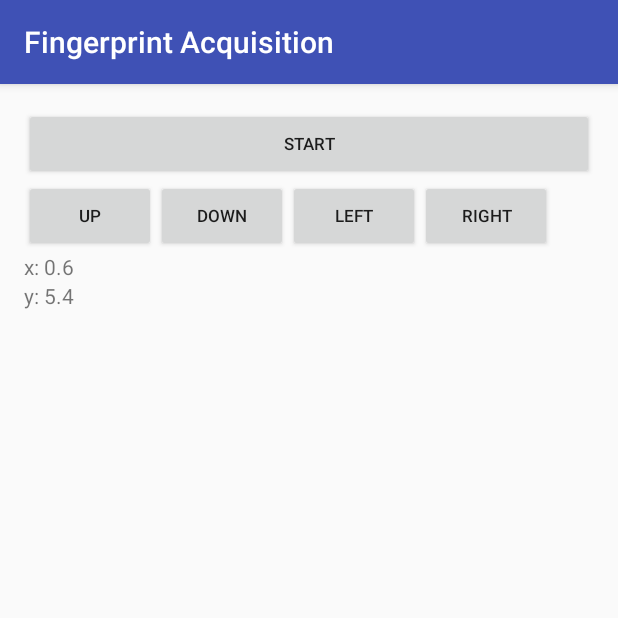
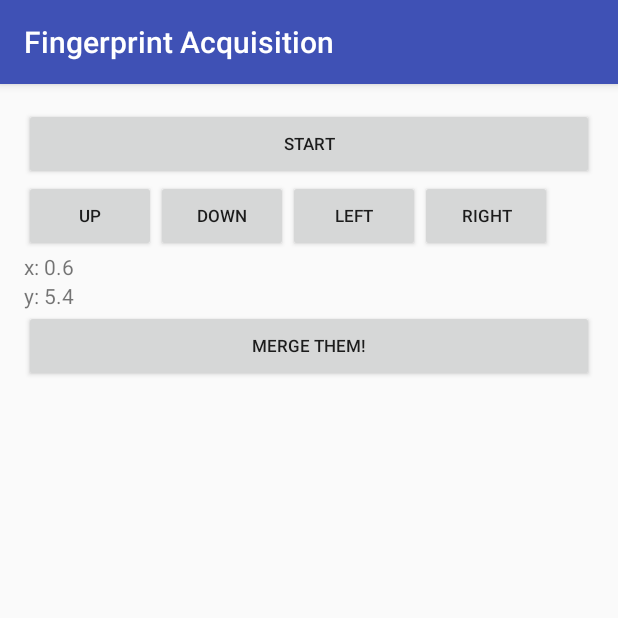
Before and after one commit to wnlab-isti/PrettyIndoor, an Android app: the AcquisitionActivity screen opened directly, with no data from a screen before it, on a phone screen of 412 x 824 dp, the top half of it. Run offline under Robolectric (Android 15) with nearby library versions, the phone set to English and light mode, and no system bars; 1 statement that could not run was skipped.

```diff
--- a/app/src/main/java/it/cnr/isti/wnlab/indoornavigation/androidapp/fingerprint/FingerprintAcquisitionActivity.java
+++ b/app/src/main/java/it/cnr/isti/wnlab/indoornavigation/androidapp/fingerprint/AcquisitionActivity.java
@@ -32,7 +32,7 @@ import it.cnr.isti.wnlab.indoornavigation.androidapp.Logger;
 import it.cnr.isti.wnlab.indoornavigation.observer.DataEmitter;
 import it.cnr.isti.wnlab.indoornavigation.observer.Emitter;
 
-public class FingerprintAcquisitionActivity extends AppCompatActivity implements View.OnClickListener {
+public class AcquisitionActivity extends AppCompatActivity implements View.OnClickListener {
 
     // Observers map
     private Map<DataEmitter, File> mEmitters;
@@ -46,10 +46,6 @@ public class FingerprintAcquisitionActivity extends AppCompatActivity implements
 
     // GUI
     private Button mStartButton;
-    private Button mUpButton;
-    private Button mDownButton;
-    private Button mLeftButton;
-    private Button mRightButton;
     private TextView mViewX;
     private TextView mViewY;
 
@@ -75,10 +71,10 @@ public class FingerprintAcquisitionActivity extends AppCompatActivity implements
         mStartButton.setOnClickListener(this);
 
         // Directional buttons
-        (mUpButton = (Button) findViewById(R.id.btn_up)).setOnClickListener(this);
-        (mDownButton = (Button) findViewById(R.id.btn_down)).setOnClickListener(this);
-        (mLeftButton = (Button) findViewById(R.id.btn_left)).setOnClickListener(this);
-        (mRightButton = (Button) findViewById(R.id.btn_right)).setOnClickListener(this);
+        (findViewById(R.id.btn_up)).setOnClickListener(this);
+        (findViewById(R.id.btn_down)).setOnClickListener(this);
+        (findViewById(R.id.btn_left)).setOnClickListener(this);
+        (findViewById(R.id.btn_right)).setOnClickListener(this);
 
         // TextViews
         mViewX = (TextView) findViewById(R.id.tv_x);
--- a/app/src/main/res/layout/activity_fingerprint.xml
+++ b/app/src/main/res/layout/activity_fingerprint.xml
@@ -9,7 +9,7 @@
     android:paddingRight="@dimen/activity_horizontal_margin"
     android:paddingTop="@dimen/activity_vertical_margin"
     android:orientation="vertical"
-    tools:context="it.cnr.isti.wnlab.indoornavigation.androidapp.fingerprint.FingerprintAcquisitionActivity">
+    tools:context="it.cnr.isti.wnlab.indoornavigation.androidapp.fingerprint.AcquisitionActivity">
 
     <Button
         android:layout_width="match_parent"
@@ -65,4 +65,11 @@
         android:text="0"
         android:id="@+id/tv_y" />
 
+    <Button
+        android:layout_width="match_parent"
+        android:layout_height="wrap_content"
+        android:id="@+id/btn_make"
+        android:text="Merge them!"
+        android:textSize="5pt"/>
+
 </LinearLayout>
--- a/app/src/main/res/values/strings.xml
+++ b/app/src/main/res/values/strings.xml
@@ -8,4 +8,5 @@
     <!-- Test activities -->
     <string name="title_compass_test">CompassTestActivity</string>
     <string name="title_step_detection_test">StepDetectionActivity</string>
+    <string name="title_activity_fingerprint_creation">FingerprintCreationActivity</string>
 </resources>
```
Also changed, not shown: app/src/main/AndroidManifest.xml (+5 -4 lines), app/src/main/java/it/cnr/isti/wnlab/indoornavigation/androidapp/fingerprint/Fingerprint.java (added, +103 -0 lines), 1 other file.
